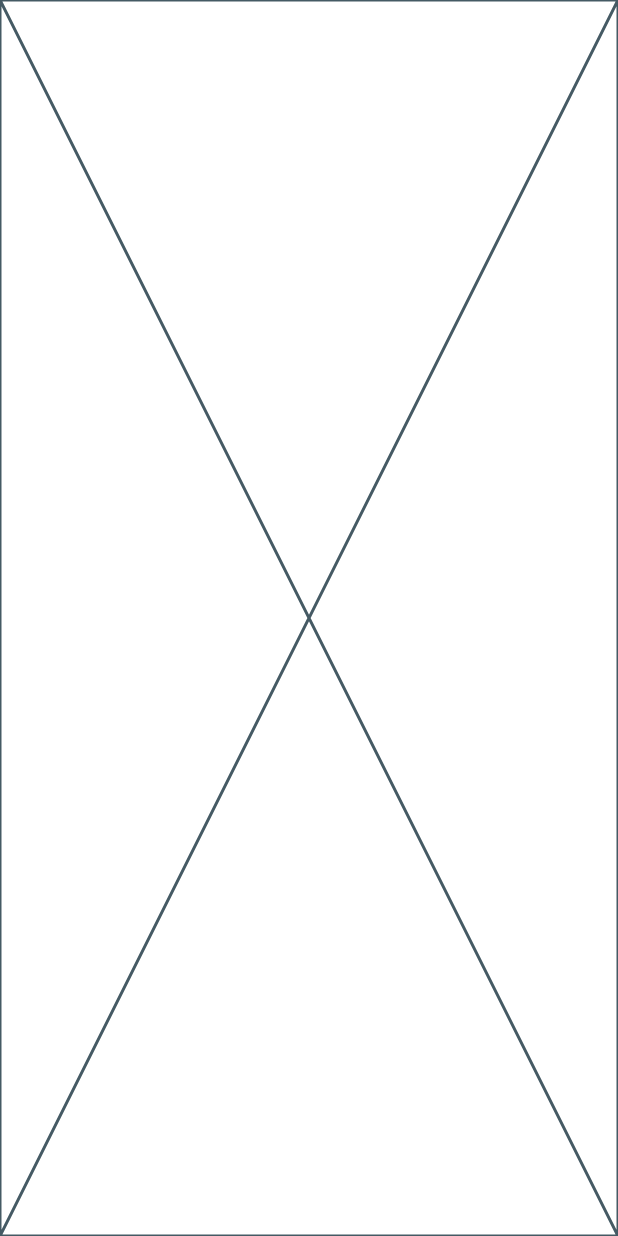
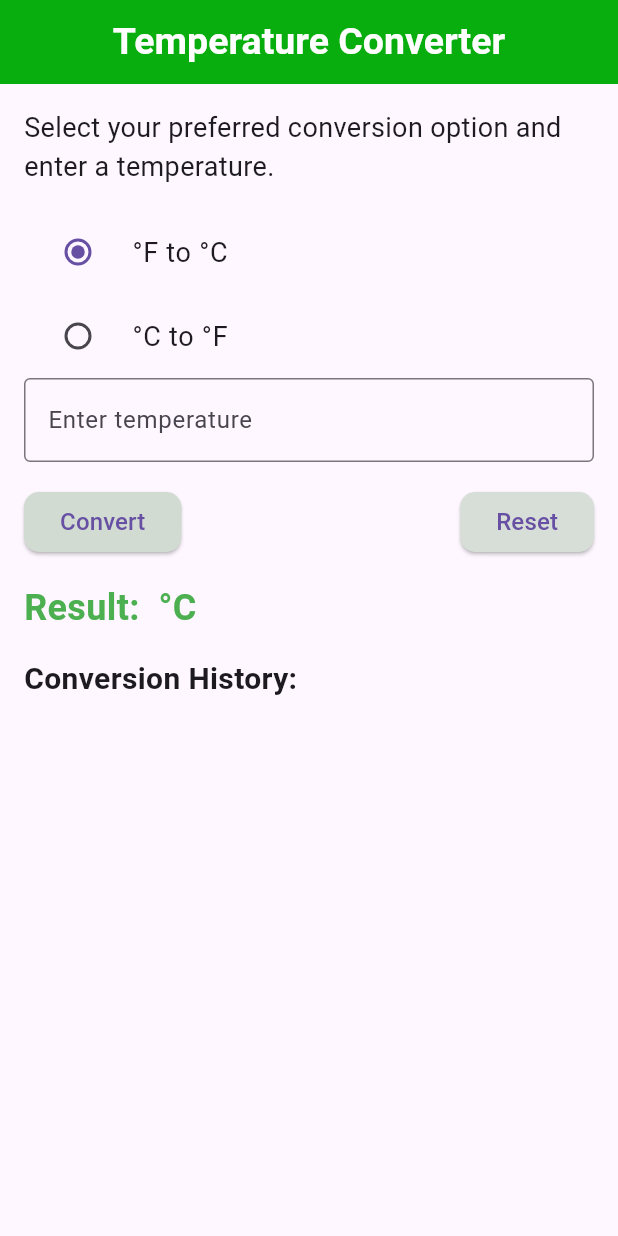
Before and after one commit to Ialbertine/a.ingabire1_IndividualProject1, a Flutter app: the screen it shows after launch, on a phone screen of 412 x 824 dp. Run offline on Flutter 3.47's test engine with Material 3 defaults, Android fonts, the phone set to English and light mode, and no system bars.

Commit message:
temperature converter

```diff
--- a/temperature_app/lib/main.dart
+++ b/temperature_app/lib/main.dart
@@ -1,14 +1,32 @@
+// ignore_for_file: use_key_in_widget_constructors, prefer_const_constructors
+
 import 'package:flutter/material.dart';
+import 'temperature.dart';
+
+class TemperatureApp extends StatelessWidget {
+  @override
+  Widget build(BuildContext context) {
+    return MaterialApp(
+      debugShowCheckedModeBanner: false,
+      home: Scaffold(
+        appBar: AppBar(
+          backgroundColor: const Color.fromARGB(255, 8, 174, 14),
+          title: Center(
+            child: Text('Temperature Converter',
+              style: TextStyle(
+                color: Colors.white,
+                fontSize: 25,
+                fontWeight: FontWeight.bold
+              ),
+            ),
+          ),
+        ),
+        body: Center(child: TemperatureScreen()),
+      ),
+    );
+  }
+}
 
 void main() {
-  runApp(const MyApp());
+  runApp(TemperatureApp());
 }
-
-class MyApp extends StatelessWidget {
-  const MyApp({super.key});
-
-  @override
-  Widget build(BuildContext context) {
-    return const Placeholder();
-  }
-}
--- /dev/null
+++ b/temperature_app/lib/temperature.dart
@@ -0,0 +1,191 @@
+// ignore_for_file: prefer_const_constructors, prefer_final_fields, library_private_types_in_public_api, use_key_in_widget_constructors, sort_child_properties_last
+
+import 'package:flutter/material.dart';
+
+class TemperatureScreen extends StatefulWidget {
+  @override
+  _TemperatureScreenState createState() => _TemperatureScreenState();
+}
+
+class _TemperatureScreenState extends State<TemperatureScreen> {
+  bool isFahrenheitToCelsius = true; // Toggle between F to C and C to F
+  final TextEditingController _temperatureController = TextEditingController(); // Controller for input field
+  String _result = ''; // Stores the result of conversion
+  List<String> _history = []; // Stores the history of conversions
+
+// Method to clear the input and reset state
+void _clear() {
+  _temperatureController.clear();
+  setState(() {
+    _result = '';
+    _history.clear();
+  });
+}
+
+
+  // Method to handle conversion logic
+  void _convertTemperature() {
+    if (_temperatureController.text.isEmpty) return; // Ensure input is provided
+
+    double inputTemp = double.parse(_temperatureController.text); // Parse input to double
+    double convertedTemp; // Variable to store the converted temperature
+    String operation; // To track if conversion is F to C or C to F
+
+    if (isFahrenheitToCelsius) {
+      convertedTemp = _fahrenheitToCelsius(inputTemp); // Convert F to C
+      operation = 'F to C';
+    } else {
+      convertedTemp = _celsiusToFahrenheit(inputTemp); // Convert C to F
+      operation = 'C to F';
+    }
+
+    // Update the result and history
+    setState(() {
+      _result = convertedTemp.toStringAsFixed(2); // Format result to two decimal places
+      _history.insert(0, '$operation: ${inputTemp.toStringAsFixed(1)} => $_result'); // Add to history
+    });
+  }
+
+  // Fahrenheit to Celsius conversion logic
+  double _fahrenheitToCelsius(double fahrenheit) {
+    return (fahrenheit - 32) * 5 / 9;
+  }
+
+  // Celsius to Fahrenheit conversion logic
+  double _celsiusToFahrenheit(double celsius) {
+    return celsius * 9 / 5 + 32;
+  }
+
+  @override
+  Widget build(BuildContext context) {
+    return Scaffold(
+      body: OrientationBuilder(
+        builder: (context, orientation) {
+          return SingleChildScrollView(
+            child: Padding(
+              padding: const EdgeInsets.all(16.0),
+              child: Column(
+                crossAxisAlignment: CrossAxisAlignment.stretch,
+                children: [
+                  // App Description
+                  Text(
+                    'Select your preferred conversion option and enter a temperature.',
+                    style: TextStyle(fontSize: 18),
+                  ),
+                  SizedBox(height: 16),
+
+                  // Radio Buttons for Conversion Options (in columns)
+                  Row(
+                    children: [
+                      Expanded(
+                        child: Column(
+                          children: [
+                            RadioListTile<bool>(
+                              title: Text('°F to °C',
+                                style: TextStyle(
+                                  fontSize: 18,
+                                ),
+                              ),
+                              value: true,
+                              groupValue: isFahrenheitToCelsius,
+                              onChanged: (value) {
+                                setState(() => isFahrenheitToCelsius = value!);
+                              },
+                            ),
+                            RadioListTile<bool>(
+                              title: Text('°C to °F',
+                                style: TextStyle(
+                                  fontSize: 18,
+                                ),
+                              ),
+                              value: false,
+                              groupValue: isFahrenheitToCelsius,
+                              onChanged: (value) {
+                                setState(() => isFahrenheitToCelsius = value!);
+                              },
+                            ),
+                          ],
+                        ),
+                      ),
+                    ],
+                  ),
+
+                  // Temperature Input Field
+                  TextField(
+                    controller: _temperatureController,
+                    keyboardType: TextInputType.numberWithOptions(decimal: true),
+                    decoration: InputDecoration(
+                      labelText: 'Enter temperature',
+                      border: OutlineInputBorder(),
+                    ),
+                  ),
+                  SizedBox(height: 16),
+
+                  Row(
+                    mainAxisAlignment: MainAxisAlignment.spaceBetween,
+                    children:[
+                      ElevatedButton(
+                      onPressed: _convertTemperature,
+                      child: Text('Convert', style: TextStyle(fontSize: 16)),
+                      style: ElevatedButton.styleFrom(
+                      backgroundColor: const Color.fromARGB(255, 209, 219, 209),
+                      shape: RoundedRectangleBorder(
+                      borderRadius: BorderRadius.circular(10.0),
+                      ),
+                      ),
+                     ),
+
+                      ElevatedButton(
+                        onPressed: _clear,
+                        child: Text('Reset', style: TextStyle(fontSize: 16)),
+                        style: ElevatedButton.styleFrom(
+                          backgroundColor: const Color.fromARGB(255, 215, 222, 215),
+                          shape: RoundedRectangleBorder(
+                            borderRadius: BorderRadius.circular(10.0),
+                          ),
+                        ),
+                      ),
+                    ]
+                  ),
+                  SizedBox(height: 16),
+
+                  // Result Display
+                  Text(
+                    'Result: $_result ${isFahrenheitToCelsius ? '°C' : '°F'}',
+                    style: TextStyle(
+                      fontSize: 24,
+                      fontWeight: FontWeight.bold,
+                      color: Colors.green,
+                    ),
+                  ),
+                  SizedBox(height: 16),
+
+                  // Conversion History
+                  Text(
+                    'Conversion History:',
+                    style: TextStyle(fontSize: 20, fontWeight: FontWeight.bold),
+                  ),
+                  SizedBox(height: 8),
+
+                  // Display history as a list
+                  SizedBox(
+                    height: orientation == Orientation.portrait ? 200 : 100,
+                    child: ListView.builder(
+                      itemCount: _history.length,
+                      itemBuilder: (context, index) {
+                        return Text(
+                          _history[index],
+                          style: TextStyle(fontSize: 18), // Increased font size for history
+                        );
+                      },
+                    ),
+                  ),
+                ],
+              ),
+            ),
+          );
+        },
+      ),
+    );
+  }
+}
```
